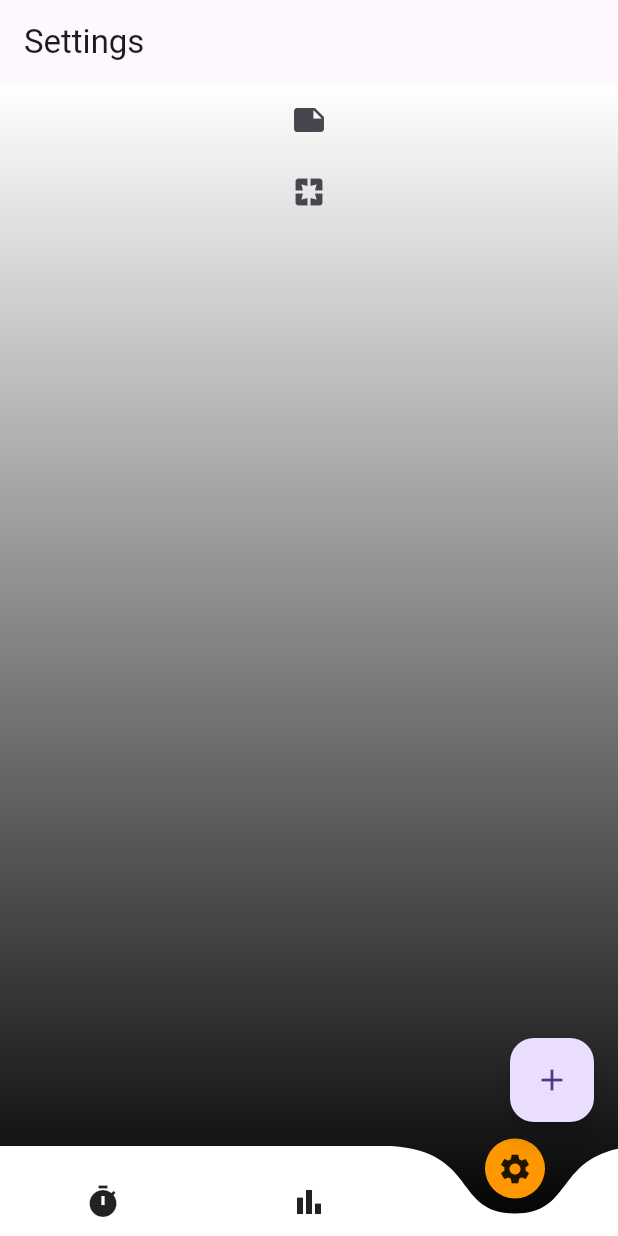
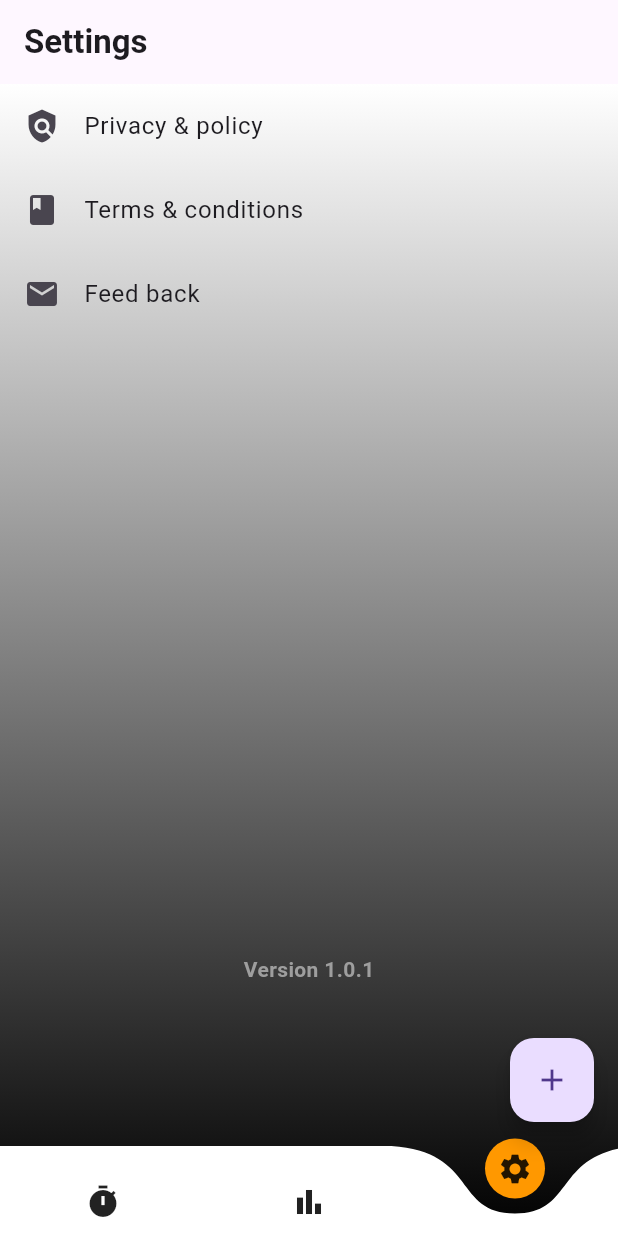
Before and after one commit to MohsinCT/FitFlex_Homeworkout, a Flutter app: the AdminHomePage screen opened directly, item 3 of the bottom bar chosen, on a phone screen of 412 x 824 dp. Run offline on Flutter 3.47's test engine with Material 3 defaults, Android fonts, the phone set to English and light mode, and no system bars; drawn by our look-alikes of curved_navigation_bar; our stand-ins replace cloud_firestore, firebase_core, firebase_storage, hive, hive_flutter, image_picker and 3 more; accounts and stored records are empty.

Commit message:
modified the settings page and clear some other things

```diff
--- a/lib/admin/admin_home_page.dart
+++ b/lib/admin/admin_home_page.dart
@@ -5,7 +5,7 @@ import 'package:fitflex_homeworkout/admin/exercises/adding_exercise.dart';
 import 'package:fitflex_homeworkout/admin/workout_admin_page.dart';
 import 'package:fitflex_homeworkout/constants/constants.dart';
 import 'package:fitflex_homeworkout/main/reports/report_page.dart';
-import 'package:fitflex_homeworkout/main/settings_page.dart';
+import 'package:fitflex_homeworkout/main/reports/settings_page/settings_page.dart';
 import 'package:flutter/material.dart';
 
 class AdminHomePage extends StatefulWidget {
--- a/lib/constants/constants.dart
+++ b/lib/constants/constants.dart
@@ -38,4 +38,10 @@ class AppColors {
   static const  green = Colors.green;
   static const  deepPurple = Colors.deepPurple;
   static const verylightBlue =  Color.fromARGB(255, 190, 207, 221);
+  static const lightBlue = Color.fromARGB(255, 7, 18, 227);
 }
+class AppIcons{
+  static const IconData policy = IconData(0xe4d9, fontFamily: 'MaterialIcons');
+  static const IconData termsAndConditions = Icons.book;
+  static const IconData mail = Icons.mail;
+}
--- a/lib/constants/privacy_policy.dart
+++ b/lib/constants/privacy_policy.dart
@@ -48,7 +48,7 @@ class _PrivacyPolicyState extends State<PrivacyPolicy> {
         automaticallyImplyLeading: false,
         toolbarHeight: 100,
         title: const Text(
-          'Terms & Conditions',
+          'Privacy & Policy',
           style: TextStyle(fontSize: 35, fontWeight: FontWeight.bold),
         ),
       ),
--- /dev/null
+++ b/lib/main/reports/settings_page/list_tile.dart
@@ -0,0 +1,22 @@
+// ignore_for_file: use_key_in_widget_constructors
+
+import 'package:flutter/material.dart';
+
+
+class SListTile extends StatefulWidget{
+  final IconData icon;
+  final String text;
+
+  const SListTile({super.key, required this.icon,required this.text});
+  @override
+  State<SListTile> createState()=> _SListTile();
+}
+class _SListTile extends State<SListTile>{
+  @override
+  Widget build(BuildContext context){
+    return ListTile(
+      leading:Icon(widget.icon),
+      title: Text(widget.text),
+    );
+  }
+}
--- /dev/null
+++ b/lib/main/reports/settings_page/mail_tile.dart
@@ -0,0 +1,46 @@
+// ignore_for_file: deprecated_member_use, avoid_print
+
+import 'package:flutter/material.dart';
+import 'package:url_launcher/url_launcher.dart';
+
+class MailListTile extends StatefulWidget {
+  final IconData icon;
+  final String text;
+  final String recipientEmail;
+
+  const MailListTile(
+      {super.key,
+      required this.icon,
+      required this.text,
+      required this.recipientEmail});
+  @override
+  State<MailListTile> createState() => _MailListTile();
+}
+
+class _MailListTile extends State<MailListTile> {
+  @override
+  Widget build(BuildContext context) {
+    return InkWell(
+      onTap: () {
+        _sendEmail(widget.recipientEmail);
+      },
+      child: ListTile(
+        leading: Icon(widget.icon),
+        title: Text(widget.text),
+      ),
+    );
+  }
+}
+
+ void _sendEmail(String recipientEmail) async {
+    final Uri emailLaunchUri = Uri(
+      scheme: 'mailto',
+      path: recipientEmail,
+    );
+
+    try {
+      await launch(emailLaunchUri.toString());
+    } catch (e) {
+      print('Could not launch email: $e');
+    }
+  }
--- /dev/null
+++ b/lib/main/reports/settings_page/settings_page.dart
@@ -0,0 +1,68 @@
+import 'package:fitflex_homeworkout/constants/constants.dart';
+import 'package:fitflex_homeworkout/constants/privacy_policy.dart';
+import 'package:fitflex_homeworkout/constants/terms_and_conditions.dart';
+import 'package:fitflex_homeworkout/main/reports/settings_page/list_tile.dart';
+import 'package:fitflex_homeworkout/main/reports/settings_page/mail_tile.dart';
+import 'package:flutter/material.dart';
+
+class Settings extends StatefulWidget {
+  const Settings({Key? key}) : super(key: key);
+
+  @override
+  State<Settings> createState() => _SettingsState();
+}
+
+class _SettingsState extends State<Settings> {
+  @override
+  Widget build(BuildContext context) {
+    MediaQueryData mediaQuery = MediaQuery.of(context);
+    return Scaffold(
+      appBar: AppBar(
+        automaticallyImplyLeading: false,
+        title: const Text(
+          'Settings',
+          style: TextStyle(fontWeight: FontWeight.bold),
+        ),
+      ),
+      body: Container(
+          width: mediaQuery.size.width,
+          height: mediaQuery.size.height,
+          decoration: const BoxDecoration(
+            gradient: LinearGradient(
+              colors: [AppColors.black, AppColors.white],
+              begin: Alignment.bottomCenter,
+              end: Alignment.topCenter,
+            ),
+          ),
+          child: Column(
+            children: [
+              InkWell(
+                  onTap: () {
+                    Navigator.of(context).push(MaterialPageRoute(
+                        builder: (ctx) => const PrivacyPolicy()));
+                  },
+                  child: const SListTile(
+                      icon: AppIcons.policy, text: 'Privacy & policy')),
+              InkWell(
+                  onTap: () {
+                    Navigator.of(context).push(MaterialPageRoute(
+                        builder: (ctx) => const TermsConditions()));
+                  },
+                  child: const SListTile(
+                      icon: AppIcons.termsAndConditions,
+                      text: 'Terms & conditions')),
+              const MailListTile(
+                  icon: AppIcons.mail,
+                  text: 'Feed back',
+                  recipientEmail: 'mohsinjr1854@gmail.com'),
+              SizedBox(height: mediaQuery.size.height * 0.5),
+              const Text(
+                'Version 1.0.1',
+                style: TextStyle(
+                    color: AppColors.grey, fontWeight: FontWeight.bold),
+              )
+            ],
+          )),
+    );
+  }
+}
--- a/lib/main/settings_page.dart
+++ /dev/null
@@ -1,59 +0,0 @@
-import 'package:fitflex_homeworkout/constants/constants.dart';
-import 'package:fitflex_homeworkout/constants/privacy_policy.dart';
-import 'package:fitflex_homeworkout/constants/terms_and_conditions.dart';
-import 'package:flutter/material.dart';
-
-class Settings extends StatefulWidget {
-  const Settings({Key? key}) : super(key: key);
-
-  @override
-  State<Settings> createState() => _SettingsState();
-}
-
-class _SettingsState extends State<Settings> {
-
-  // List of IconData representing different icons
-  List<IconData> icons = [
-    Icons.share,
-    Icons.star_rate,
-    Icons.feedback,
-    Icons.exit_to_app,
-  ];
-
-  @override
-  Widget build(BuildContext context) {
-    MediaQueryData mediaQuery = MediaQuery.of(context);
-    return Scaffold(
-      appBar: AppBar(
-        automaticallyImplyLeading: false,
-        title: const Text('Settings'),
-      ),
-      body: Container(
-        width: mediaQuery.size.width,
-        height: mediaQuery.size.height,
-        decoration: const BoxDecoration(
-          gradient: LinearGradient(
-            colors: [AppColors.black, AppColors.white],
-            begin: Alignment.bottomCenter,
-            end: Alignment.topCenter,
-          ),
-        ),
-        child: Column(
-          children: [
-            IconButton(
-              onPressed: (){
-               Navigator.of(context).push(MaterialPageRoute(builder: (ctx)=>const TermsConditions()));
-              }, icon: const Icon(Icons.note)),
-              IconButton(
-              onPressed: (){
-                 Navigator.of(context).push(MaterialPageRoute(builder: (ctx)=>const PrivacyPolicy()));
-              }, icon:const Icon(Icons.pages) ),
-
-
-
-          ],
-        )
-      ),
-    );
-  }
-}
--- a/lib/user/home_page.dart
+++ b/lib/user/home_page.dart
@@ -2,7 +2,7 @@
 
 import 'package:curved_navigation_bar/curved_navigation_bar.dart';
 import 'package:fitflex_homeworkout/main/reports/report_page.dart';
-import 'package:fitflex_homeworkout/main/settings_page.dart';
+import 'package:fitflex_homeworkout/main/reports/settings_page/settings_page.dart';
 import 'package:fitflex_homeworkout/user/workout_page.dart';
 import 'package:flutter/material.dart';
 
--- a/pubspec.yaml
+++ b/pubspec.yaml
@@ -42,6 +42,7 @@ dependencies:
   percent_indicator: ^4.2.3
   shared_preferences: ^2.2.2
   table_calendar: ^3.1.0
+  url_launcher: ^6.2.5
   webview_flutter: ^4.7.0
 
 dev_dependencies:
```
Also changed, not shown: lib/main/reports/calendar/table_calendar.dart (deleted, +0 -54 lines), lib/main/user_or_admin.dart (+7 -7 lines), pubspec.lock, 9 other files.
